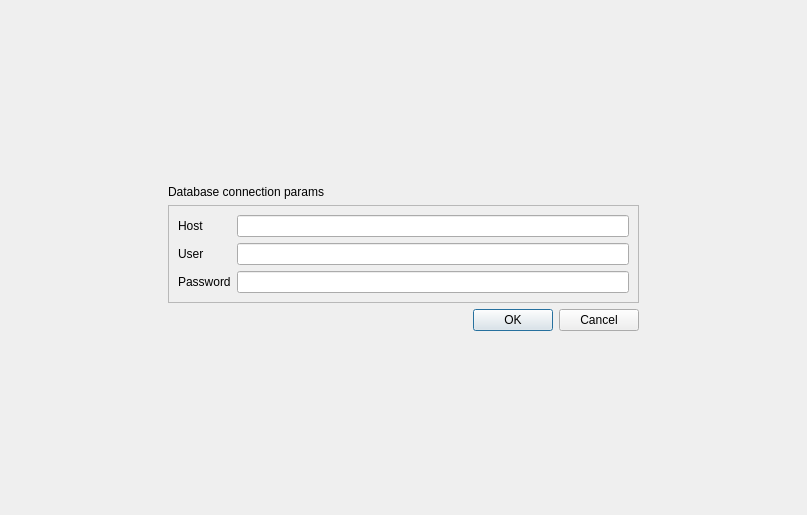
The window that databaseconnform.ui (iagoofelipe/instagram-non-followers) describes before a commit, drawn with Qt 5.
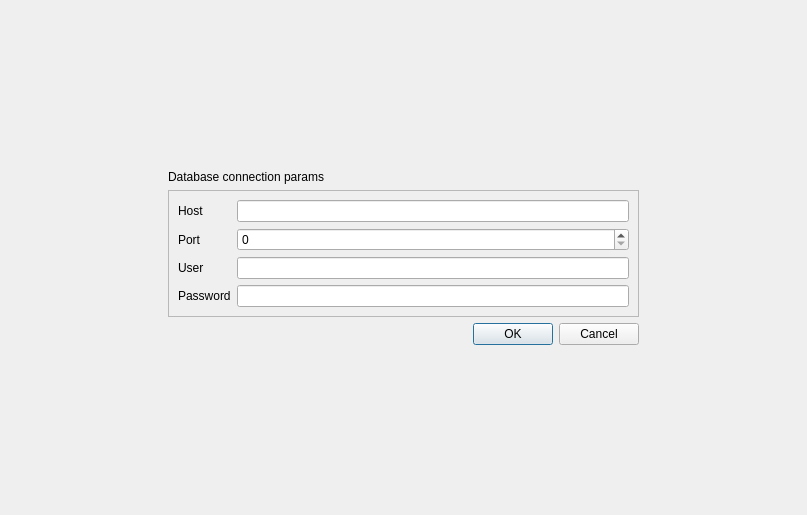
The same window after the commit.

Commit message: modified appmodel, databaseapi, databaseconnform, mainwindow e structs

```diff
--- a/databaseconnform.ui
+++ b/databaseconnform.ui
@@ -75,6 +75,12 @@
    </item>
    <item row="2" column="1">
     <widget class="QFrame" name="frame">
+     <property name="sizePolicy">
+      <sizepolicy hsizetype="Preferred" vsizetype="Preferred">
+       <horstretch>0</horstretch>
+       <verstretch>0</verstretch>
+      </sizepolicy>
+     </property>
      <property name="frameShape">
       <enum>QFrame::Shape::StyledPanel</enum>
      </property>
@@ -93,23 +99,37 @@
        <widget class="QLineEdit" name="lineHost"/>
       </item>
       <item row="1" column="0">
+       <widget class="QLabel" name="label_5">
+        <property name="text">
+         <string>Port</string>
+        </property>
+       </widget>
+      </item>
+      <item row="1" column="1">
+       <widget class="QSpinBox" name="spinBox">
+        <property name="maximum">
+         <number>99999</number>
+        </property>
+       </widget>
+      </item>
+      <item row="2" column="0">
        <widget class="QLabel" name="label_2">
         <property name="text">
          <string>User</string>
         </property>
        </widget>
       </item>
-      <item row="1" column="1">
+      <item row="2" column="1">
        <widget class="QLineEdit" name="lineUser"/>
       </item>
-      <item row="2" column="0">
+      <item row="3" column="0">
        <widget class="QLabel" name="label_3">
         <property name="text">
          <string>Password</string>
         </property>
        </widget>
       </item>
-      <item row="2" column="1">
+      <item row="3" column="1">
        <widget class="QLineEdit" name="linePass">
         <property name="echoMode">
          <enum>QLineEdit::EchoMode::Password</enum>
```
The commit also changes 10 other files.
